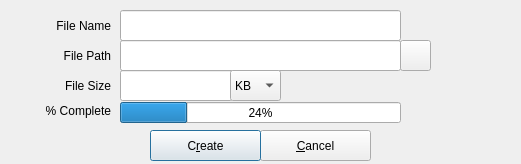
Qt form zuluCrypt-gui/createfile.ui (mhogomchungu/zuluCrypt) before a commit.
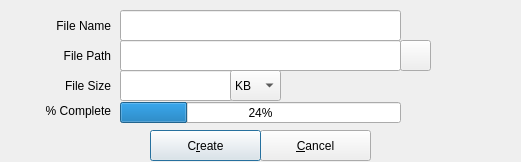
The same form after that commit.

Patch:
```diff
--- a/zuluCrypt-gui/createfile.ui
+++ b/zuluCrypt-gui/createfile.ui
@@ -10,7 +10,7 @@
     <x>0</x>
     <y>0</y>
     <width>521</width>
-    <height>164</height>
+    <height>162</height>
    </rect>
   </property>
   <property name="windowTitle">
```
